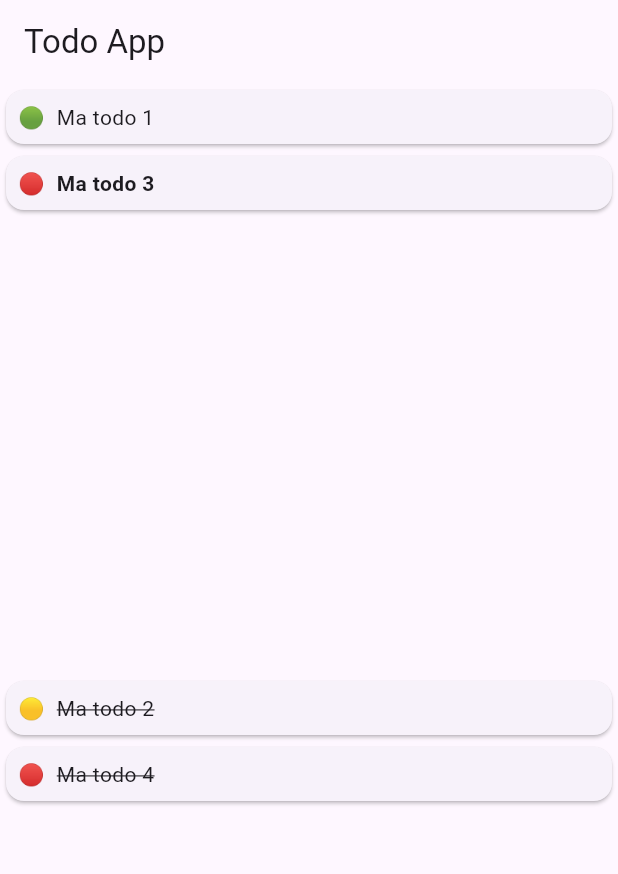
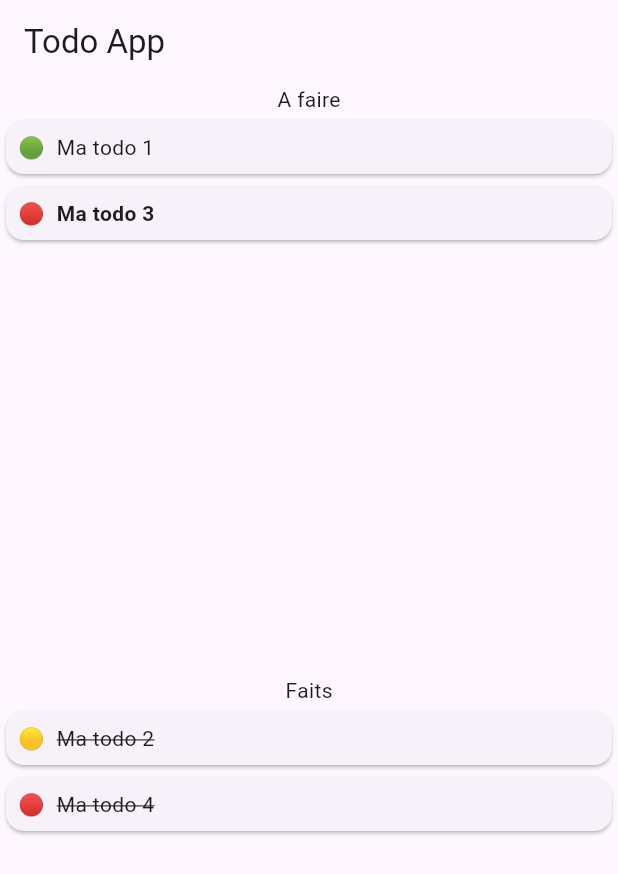
Before and after one commit to Fenysk/4_flutter_todo_app, a Flutter app: the screen it shows after launch, on a phone screen of 412 x 824 dp. Shown: the top 874 px of the screen. Run offline on Flutter 3.47's test engine with Material 3 defaults, Android fonts, the phone set to English and light mode, and no system bars.

Commit message:
♻️ Refactor TodoApp to use StatelessWidget and add TodoScreen

```diff
--- a/lib/main.dart
+++ b/lib/main.dart
@@ -7,14 +7,30 @@ void main() {
   runApp(const TodoApp());
 }
 
-class TodoApp extends StatefulWidget {
+class TodoApp extends StatelessWidget {
   const TodoApp({super.key});
 
   @override
-  State<TodoApp> createState() => _TodoAppState();
+  Widget build(BuildContext context) {
+    return MaterialApp(
+      home: Scaffold(
+        appBar: AppBar(
+          title: const Text('Todo App'),
+        ),
+        body: const TodoScreen(),
+      ),
+    );
+  }
 }
 
-class _TodoAppState extends State<TodoApp> {
+class TodoScreen extends StatefulWidget {
+  const TodoScreen({super.key});
+
+  @override
+  State<TodoScreen> createState() => _TodoScreenState();
+}
+
+class _TodoScreenState extends State<TodoScreen> {
   void toggleDone(String id) {
     setState(() {
       final todo = todosData.firstWhere((todo) => todo.id == id);
@@ -32,27 +48,22 @@ class _TodoAppState extends State<TodoApp> {
 
   @override
   Widget build(BuildContext context) {
-    return MaterialApp(
-      home: Scaffold(
-        appBar: AppBar(
-          title: const Text('Todo App'),
-        ),
-        body: Center(
+    return Center(
       child: Column(
         children: [
+          const Text('A faire'),
           TodoList(
             notDoneTodos,
             onToggleDone: toggleDone,
           ),
           const SizedBox(height: 20),
+          const Text('Faits'),
           TodoList(
             doneTodos,
             onToggleDone: toggleDone,
           ),
         ],
       ),
-        ),
-      ),
     );
   }
 }
--- a/lib/widgets/todo_list.dart
+++ b/lib/widgets/todo_list.dart
@@ -2,31 +2,27 @@ import 'package:flutter/material.dart';
 import 'package:todo_app/models/todo.dart';
 import 'package:todo_app/widgets/todo_item.dart';
 
-class TodoList extends StatefulWidget {
+class TodoList extends StatelessWidget {
   const TodoList(this.todos, {super.key, required this.onToggleDone});
 
   final List<Todo> todos;
   final void Function(String id) onToggleDone;
 
   @override
-  State<TodoList> createState() => _TodoListState();
-}
-
-class _TodoListState extends State<TodoList> {
-  void toggleDone(String id) => setState(() => widget.onToggleDone(id));
-
-  @override
   Widget build(BuildContext context) {
     return Expanded(
       child: ListView.builder(
-        itemCount: widget.todos.length,
-        itemBuilder: ((context, index) => Dismissible(
-              key: ValueKey(widget.todos[index].id),
-              onDismissed: (direction) => toggleDone(widget.todos[index].id),
-              child: TodoItem(
-                todo: widget.todos[index],
-              ),
-            )),
+        itemCount: todos.length,
+        itemBuilder: (context, index) {
+          final todo = todos[index];
+          return Dismissible(
+            key: ValueKey(todo.id),
+            onDismissed: (direction) => onToggleDone(todo.id),
+            child: TodoItem(
+              todo: todo,
+            ),
+          );
+        },
       ),
     );
   }
```
Lines whose indentation alone changed are shown as unchanged.
